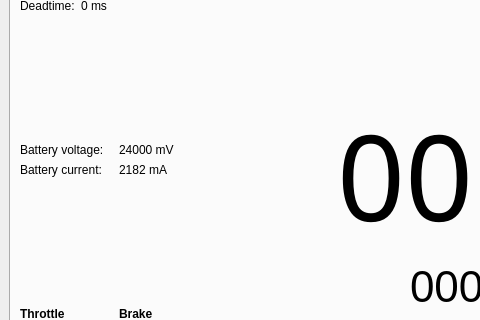
Qt form sw/telemetry/frontend.ui (kajusK/Pneumobil) before a commit; both pictures show x 0 to 480 and y 141 to 461 of the 959 by 827 pixel window.
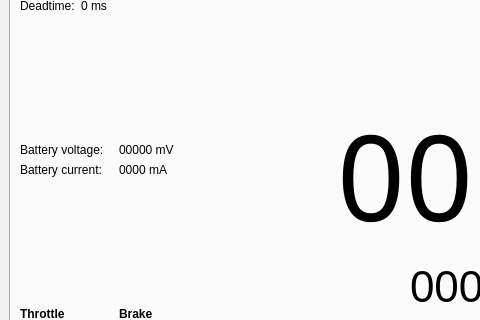
The same form after that commit.

Commit message: Updated gui default values

The edit to the form file:
```diff
--- a/sw/telemetry/frontend.ui
+++ b/sw/telemetry/frontend.ui
@@ -195,7 +195,7 @@
             <item row="4" column="3">
              <widget class="QLabel" name="lbBatVoltage">
               <property name="text">
-               <string>24000 mV</string>
+               <string>00000 mV</string>
               </property>
              </widget>
             </item>
@@ -229,7 +229,7 @@
             <item row="5" column="3">
              <widget class="QLabel" name="lbBatCurrent">
               <property name="text">
-               <string>2182 mA</string>
+               <string>0000 mA</string>
               </property>
              </widget>
             </item>
```
